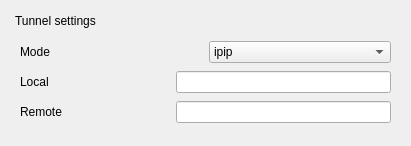
This is sources/gui/src/tunnelwidget.ui in arcan1s/netctl-gui as Qt 5 draws it before an edit. The edited form follows.
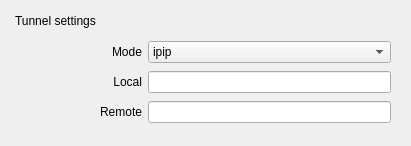
This is the edited form.

What changed in the file:
```diff
--- a/sources/gui/src/tunnelwidget.ui
+++ b/sources/gui/src/tunnelwidget.ui
@@ -28,19 +28,28 @@
         <layout class="QHBoxLayout" name="layout_mode">
          <item>
           <widget class="QLabel" name="label_mode">
-           <property name="minimumSize">
-            <size>
-             <width>150</width>
-             <height>0</height>
-            </size>
+           <property name="sizePolicy">
+            <sizepolicy hsizetype="Preferred" vsizetype="Preferred">
+             <horstretch>1</horstretch>
+             <verstretch>0</verstretch>
+            </sizepolicy>
            </property>
            <property name="text">
             <string>Mode</string>
            </property>
+           <property name="alignment">
+            <set>Qt::AlignRight|Qt::AlignTrailing|Qt::AlignVCenter</set>
+           </property>
           </widget>
          </item>
          <item>
           <widget class="QComboBox" name="comboBox_mode">
+           <property name="sizePolicy">
+            <sizepolicy hsizetype="Preferred" vsizetype="Fixed">
+             <horstretch>2</horstretch>
+             <verstretch>0</verstretch>
+            </sizepolicy>
+           </property>
            <property name="toolTip">
             <string>The tunnel type</string>
            </property>
@@ -92,19 +101,28 @@
         <layout class="QHBoxLayout" name="layout_local">
          <item>
           <widget class="QLabel" name="label_local">
-           <property name="minimumSize">
-            <size>
-             <width>150</width>
-             <height>0</height>
-            </size>
+           <property name="sizePolicy">
+            <sizepolicy hsizetype="Preferred" vsizetype="Preferred">
+             <horstretch>1</horstretch>
+             <verstretch>0</verstretch>
+            </sizepolicy>
            </property>
            <property name="text">
             <string>Local</string>
            </property>
+           <property name="alignment">
+            <set>Qt::AlignRight|Qt::AlignTrailing|Qt::AlignVCenter</set>
+           </property>
           </widget>
          </item>
          <item>
           <widget class="QLineEdit" name="lineEdit_local">
+           <property name="sizePolicy">
+            <sizepolicy hsizetype="Expanding" vsizetype="Fixed">
+             <horstretch>2</horstretch>
+             <verstretch>0</verstretch>
+            </sizepolicy>
+           </property>
            <property name="toolTip">
             <string>The address of the local end of the tunnel</string>
            </property>
@@ -116,19 +134,28 @@
         <layout class="QHBoxLayout" name="layout_remote">
          <item>
           <widget class="QLabel" name="label_remote">
-           <property name="minimumSize">
-            <size>
-             <width>150</width>
-             <height>0</height>
-            </size>
+           <property name="sizePolicy">
+            <sizepolicy hsizetype="Preferred" vsizetype="Preferred">
+             <horstretch>1</horstretch>
+             <verstretch>0</verstretch>
+            </sizepolicy>
            </property>
            <property name="text">
             <string>Remote</string>
            </property>
+           <property name="alignment">
+            <set>Qt::AlignRight|Qt::AlignTrailing|Qt::AlignVCenter</set>
+           </property>
           </widget>
          </item>
          <item>
           <widget class="QLineEdit" name="lineEdit_remote">
+           <property name="sizePolicy">
+            <sizepolicy hsizetype="Expanding" vsizetype="Fixed">
+             <horstretch>2</horstretch>
+             <verstretch>0</verstretch>
+            </sizepolicy>
+           </property>
            <property name="toolTip">
             <string>The address of the remote end of the tunnel</string>
            </property>
```
